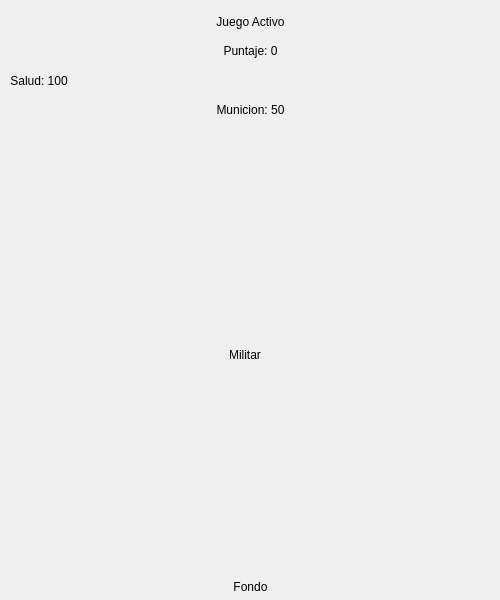
Qt form Tareas/T05/gui.ui (javierlopeza/IIC2233-2015-2) before a commit.
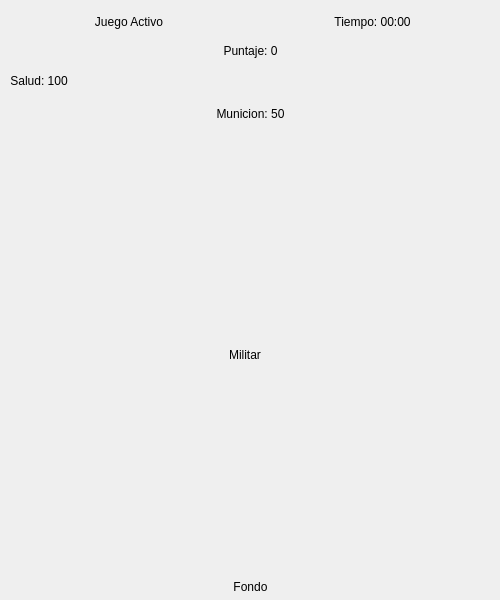
The same form after that commit.

The edit to the form file:
```diff
--- a/Tareas/T05/gui.ui
+++ b/Tareas/T05/gui.ui
@@ -24,6 +24,8 @@
    </property>
    <layout class="QVBoxLayout" name="verticalLayout">
     <item>
+     <layout class="QHBoxLayout" name="horizontalLayout">
+      <item>
      <widget class="QLabel" name="EstadoJuegoLabel">
       <property name="text">
        <string>Juego Activo</string>
@@ -34,6 +36,18 @@
      </widget>
     </item>
     <item>
+       <widget class="QLabel" name="RelojLabel">
+        <property name="text">
+         <string>Tiempo: 00:00</string>
+        </property>
+        <property name="alignment">
+         <set>Qt::AlignCenter</set>
+        </property>
+       </widget>
+      </item>
+     </layout>
+    </item>
+    <item>
      <widget class="QLabel" name="PuntajeLabel">
       <property name="text">
        <string>Puntaje: 0</string>
@@ -102,7 +116,7 @@
        <string>Municion: 50</string>
       </property>
       <property name="alignment">
-       <set>Qt::AlignCenter</set>
+       <set>Qt::AlignBottom|Qt::AlignHCenter</set>
       </property>
      </widget>
     </item>
```
Lines whose indentation alone changed are shown as unchanged.
